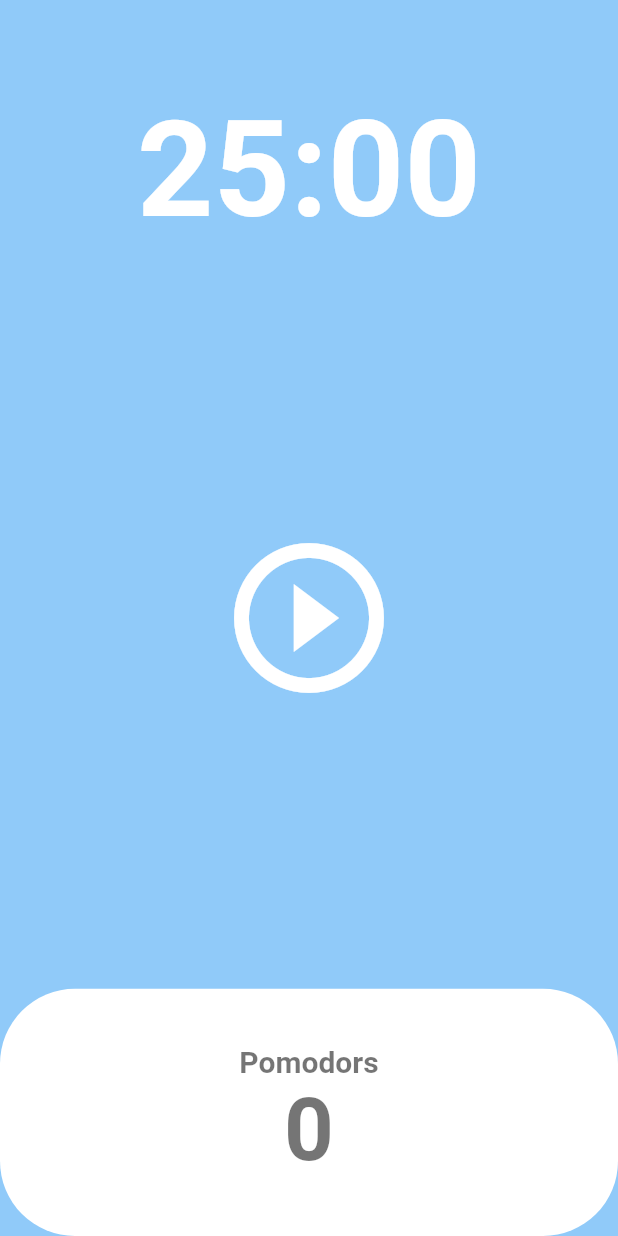
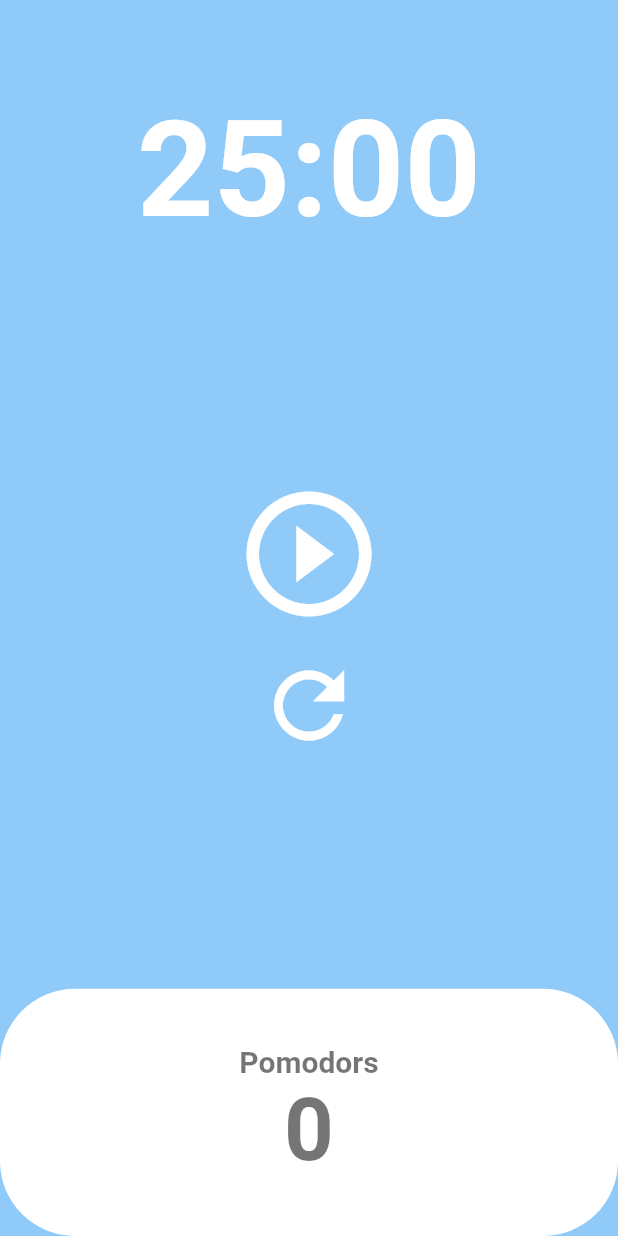
Before and after one commit to Dongkyung/Flutter_tooflix, a Flutter app: the HomeScreen screen opened directly, on a phone screen of 412 x 824 dp. Run offline on Flutter 3.47's test engine with Material 2 defaults, Android fonts, the phone set to English and light mode, and no system bars.

Commit message:
PomodoroApp 코드챌린지 완성

```diff
--- a/lib/screens/home_screen.dart
+++ b/lib/screens/home_screen.dart
@@ -44,6 +44,16 @@ class _HomeScreenState extends State<HomeScreen> {
     });
   }
 
+  void onReset() {
+    if (isRunning) {
+      timer.cancel();
+      isRunning = false;
+    }
+    setState(() {
+      totalSeconds = twentyFiveMinutes;
+    });
+  }
+
   String format(int seconds) {
     var duration = Duration(seconds: seconds);
     List<String> timedivide = duration.toString().split(".").first.split(":");
@@ -72,15 +82,24 @@ class _HomeScreenState extends State<HomeScreen> {
           ),
           Flexible(
             flex: 3,
-            child: Center(
-              child: IconButton(
-                iconSize: 120,
+            child: Column(
+              mainAxisAlignment: MainAxisAlignment.center,
+              children: [
+                IconButton(
+                  iconSize: 100,
                   color: Theme.of(context).cardColor,
                   onPressed: isRunning ? onPausePressed : onStartPressed,
                   icon: isRunning
                       ? const Icon(Icons.pause_circle_outline)
                       : const Icon(Icons.play_circle_outline),
                 ),
+                IconButton(
+                  iconSize: 70,
+                  color: Theme.of(context).cardColor,
+                  onPressed: onReset,
+                  icon: const Icon(Icons.refresh_outlined),
+                ),
+              ],
             ),
           ),
           Flexible(
```
Lines whose indentation alone changed are shown as unchanged.
